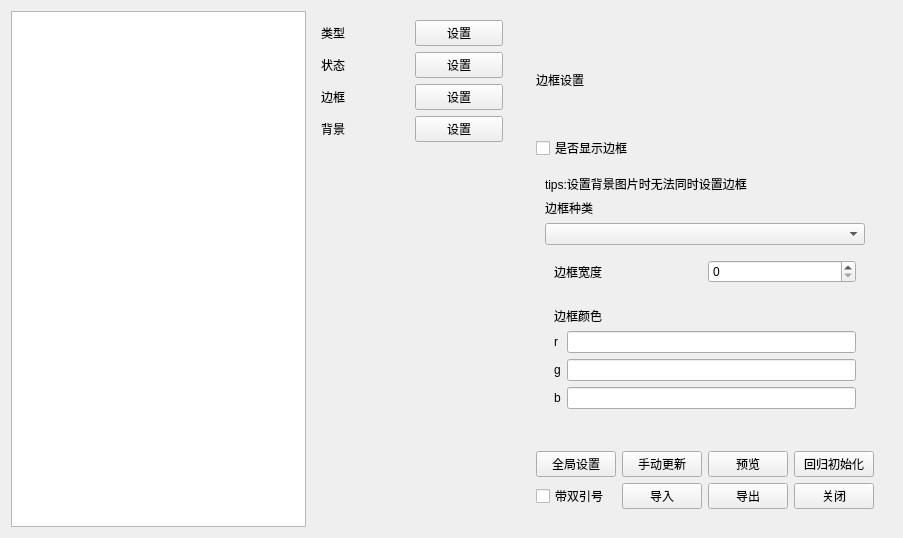
littleHorse12138/lyhAssistant, file QSSHelper/mainqsswidget.ui: the form before one commit.
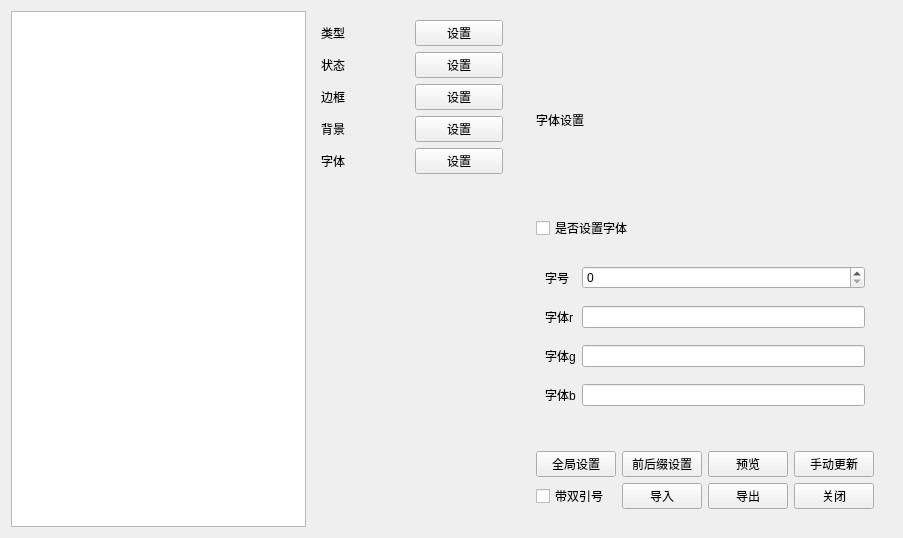
The form after the commit.

```diff
--- a/QSSHelper/mainqsswidget.ui
+++ b/QSSHelper/mainqsswidget.ui
@@ -26,13 +26,6 @@
       </size>
      </property>
      <layout class="QGridLayout" name="gridLayout">
-      <item row="0" column="0">
-       <widget class="QLabel" name="label">
-        <property name="text">
-         <string>类型</string>
-        </property>
-       </widget>
-      </item>
       <item row="2" column="0">
        <widget class="QLabel" name="label_3">
         <property name="text">
@@ -40,27 +33,6 @@
         </property>
        </widget>
       </item>
-      <item row="1" column="1">
-       <widget class="QPushButton" name="m_pBtnState">
-        <property name="text">
-         <string>设置</string>
-        </property>
-       </widget>
-      </item>
-      <item row="3" column="1">
-       <widget class="QPushButton" name="m_pBtnBackground">
-        <property name="text">
-         <string>设置</string>
-        </property>
-       </widget>
-      </item>
-      <item row="1" column="0">
-       <widget class="QLabel" name="label_2">
-        <property name="text">
-         <string>状态</string>
-        </property>
-       </widget>
-      </item>
       <item row="0" column="1">
        <widget class="QPushButton" name="m_pBtnType">
         <property name="text">
@@ -75,7 +47,42 @@
         </property>
        </widget>
       </item>
-      <item row="4" column="1">
+      <item row="2" column="1">
+       <widget class="QPushButton" name="m_pBtnBorder">
+        <property name="text">
+         <string>设置</string>
+        </property>
+       </widget>
+      </item>
+      <item row="1" column="1">
+       <widget class="QPushButton" name="m_pBtnState">
+        <property name="text">
+         <string>设置</string>
+        </property>
+       </widget>
+      </item>
+      <item row="0" column="0">
+       <widget class="QLabel" name="label">
+        <property name="text">
+         <string>类型</string>
+        </property>
+       </widget>
+      </item>
+      <item row="1" column="0">
+       <widget class="QLabel" name="label_2">
+        <property name="text">
+         <string>状态</string>
+        </property>
+       </widget>
+      </item>
+      <item row="3" column="1">
+       <widget class="QPushButton" name="m_pBtnBackground">
+        <property name="text">
+         <string>设置</string>
+        </property>
+       </widget>
+      </item>
+      <item row="5" column="1">
        <spacer name="verticalSpacer">
         <property name="orientation">
          <enum>Qt::Vertical</enum>
@@ -88,13 +95,20 @@
         </property>
        </spacer>
       </item>
-      <item row="2" column="1">
-       <widget class="QPushButton" name="m_pBtnBorder">
+      <item row="4" column="1">
+       <widget class="QPushButton" name="m_pBtnFont">
         <property name="text">
          <string>设置</string>
         </property>
        </widget>
       </item>
+      <item row="4" column="0">
+       <widget class="QLabel" name="label_25">
+        <property name="text">
+         <string>字体</string>
+        </property>
+       </widget>
+      </item>
      </layout>
     </widget>
    </item>
@@ -110,7 +124,7 @@
       <item>
        <widget class="QStackedWidget" name="m_pMainStackedWgt">
         <property name="currentIndex">
-         <number>2</number>
+         <number>5</number>
         </property>
         <widget class="QWidget" name="type">
          <layout class="QVBoxLayout" name="verticalLayout_2">
@@ -263,10 +277,10 @@
               <widget class="QWidget" name="m_pWgtBorderColor" native="true">
                <layout class="QGridLayout" name="gridLayout_2">
                 <item row="1" column="1">
-                 <widget class="QLineEdit" name="lineEdit_2"/>
+                 <widget class="QLineEdit" name="m_pLEBorderR"/>
                 </item>
                 <item row="2" column="1">
-                 <widget class="QLineEdit" name="lineEdit_3"/>
+                 <widget class="QLineEdit" name="m_pLEBorderG"/>
                 </item>
                 <item row="1" column="0">
                  <widget class="QLabel" name="label_12">
@@ -283,7 +297,7 @@
                  </widget>
                 </item>
                 <item row="3" column="1">
-                 <widget class="QLineEdit" name="lineEdit_4"/>
+                 <widget class="QLineEdit" name="m_pLEBorderB"/>
                 </item>
                 <item row="0" column="0" colspan="2">
                  <widget class="QLabel" name="label_11">
@@ -410,7 +424,7 @@
           </item>
          </layout>
         </widget>
-        <widget class="QWidget" name="page">
+        <widget class="QWidget" name="preview">
          <layout class="QVBoxLayout" name="verticalLayout_10">
           <item>
            <widget class="QLabel" name="label_21">
@@ -483,6 +497,70 @@
           </item>
          </layout>
         </widget>
+        <widget class="QWidget" name="font">
+         <layout class="QVBoxLayout" name="verticalLayout_11">
+          <item>
+           <widget class="QLabel" name="label_26">
+            <property name="text">
+             <string>字体设置</string>
+            </property>
+           </widget>
+          </item>
+          <item>
+           <widget class="QCheckBox" name="m_pCBIsFont">
+            <property name="text">
+             <string>是否设置字体</string>
+            </property>
+           </widget>
+          </item>
+          <item>
+           <widget class="QWidget" name="m_pWgtFont" native="true">
+            <layout class="QGridLayout" name="gridLayout_5">
+             <item row="3" column="1">
+              <widget class="QLineEdit" name="m_pLEFontB"/>
+             </item>
+             <item row="2" column="0">
+              <widget class="QLabel" name="label_28">
+               <property name="text">
+                <string>字体g</string>
+               </property>
+              </widget>
+             </item>
+             <item row="2" column="1">
+              <widget class="QLineEdit" name="m_pLEFontG"/>
+             </item>
+             <item row="1" column="1">
+              <widget class="QLineEdit" name="m_pLEFontR"/>
+             </item>
+             <item row="1" column="0">
+              <widget class="QLabel" name="label_27">
+               <property name="text">
+                <string>字体r</string>
+               </property>
+              </widget>
+             </item>
+             <item row="3" column="0">
+              <widget class="QLabel" name="label_29">
+               <property name="text">
+                <string>字体b</string>
+               </property>
+              </widget>
+             </item>
+             <item row="0" column="0">
+              <widget class="QLabel" name="label_30">
+               <property name="text">
+                <string>字号</string>
+               </property>
+              </widget>
+             </item>
+             <item row="0" column="1">
+              <widget class="QSpinBox" name="m_pSBFontSize"/>
+             </item>
+            </layout>
+           </widget>
+          </item>
+         </layout>
+        </widget>
        </widget>
       </item>
       <item>
@@ -495,19 +573,12 @@
         </property>
         <layout class="QGridLayout" name="gridLayout_4">
          <item row="1" column="1">
-          <widget class="QPushButton" name="pushButton_5">
+          <widget class="QPushButton" name="m_pBtnImport">
            <property name="text">
             <string>导入</string>
            </property>
           </widget>
          </item>
-         <item row="0" column="1">
-          <widget class="QPushButton" name="m_pBtnUpdate">
-           <property name="text">
-            <string>手动更新</string>
-           </property>
-          </widget>
-         </item>
          <item row="1" column="2">
           <widget class="QPushButton" name="pushButton_4">
            <property name="text">
@@ -515,13 +586,6 @@
            </property>
           </widget>
          </item>
-         <item row="0" column="3">
-          <widget class="QPushButton" name="pushButton_6">
-           <property name="text">
-            <string>回归初始化</string>
-           </property>
-          </widget>
-         </item>
          <item row="0" column="2">
           <widget class="QPushButton" name="m_pBtnPreview">
            <property name="text">
@@ -550,6 +614,20 @@
            </property>
           </widget>
          </item>
+         <item row="0" column="3">
+          <widget class="QPushButton" name="m_pBtnUpdate">
+           <property name="text">
+            <string>手动更新</string>
+           </property>
+          </widget>
+         </item>
+         <item row="0" column="1">
+          <widget class="QPushButton" name="pushButton_3">
+           <property name="text">
+            <string>前后缀设置</string>
+           </property>
+          </widget>
+         </item>
         </layout>
        </widget>
       </item>
```
